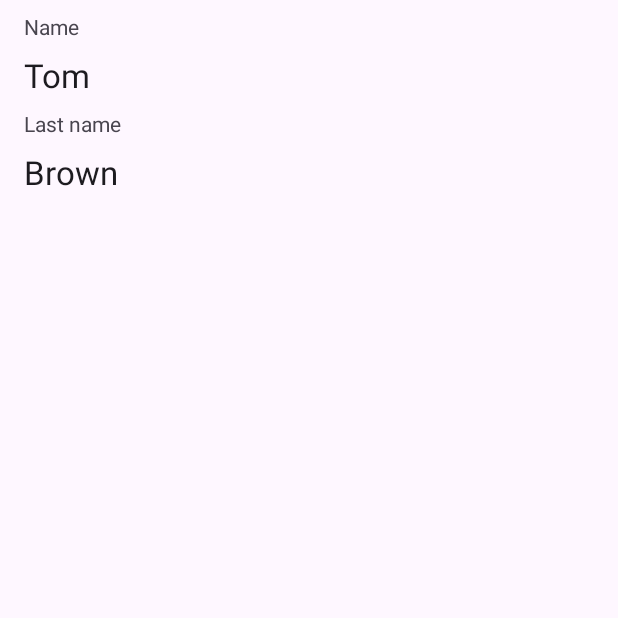
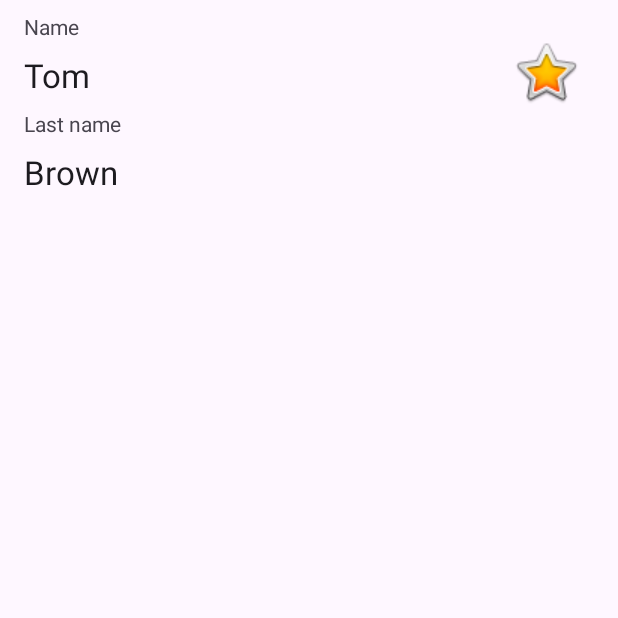
Before and after one commit to kerikir/SampleDataBinding, an Android app: the screen it shows after launch (MainActivity), on a phone screen of 412 x 824 dp, the top half of it. Run offline under Robolectric (Android 15) with nearby library versions, the phone set to English and light mode, and no system bars; 1 statement that could not run was skipped.

Commit message:
add like avatar user in UI

```diff
--- a/app/src/main/res/layout/activity_main.xml
+++ b/app/src/main/res/layout/activity_main.xml
@@ -60,5 +60,18 @@
         app:layout_constraintStart_toStartOf="parent"
         app:layout_constraintTop_toBottomOf="@+id/label_lastName" />
 
+    <ImageView
+        android:id="@+id/imageView"
+        android:layout_width="wrap_content"
+        android:layout_height="wrap_content"
+        android:layout_marginTop="24dp"
+        android:layout_marginEnd="24dp"
+        android:contentDescription="@string/description_profile_avatar"
+        android:minWidth="48dp"
+        android:minHeight="48dp"
+        android:src="@android:drawable/btn_star_big_on"
+        app:layout_constraintEnd_toEndOf="parent"
+        app:layout_constraintTop_toTopOf="parent" />
+
 
 </androidx.constraintlayout.widget.ConstraintLayout>
--- a/app/src/main/res/values/strings.xml
+++ b/app/src/main/res/values/strings.xml
@@ -4,4 +4,5 @@
     <string name="placeholder_name">Tom</string>
     <string name="label_lastName">Last name</string>
     <string name="placeholder_lastName">Brown</string>
+    <string name="description_profile_avatar">Profile\'s avatar</string>
 </resources>
```
